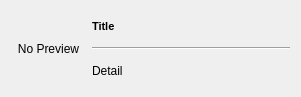
First picture: the form in ui/item.ui, repository iceanimations/customui, before the edit.
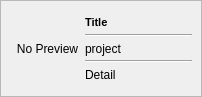
Second picture: the form after the edit.

The edit to the form file:
```diff
--- a/ui/item.ui
+++ b/ui/item.ui
@@ -1,19 +1,31 @@
 <?xml version="1.0" encoding="UTF-8"?>
 <ui version="4.0">
- <class>Form</class>
- <widget class="QWidget" name="Form">
+ <class>Frame</class>
+ <widget class="QFrame" name="Frame">
   <property name="geometry">
    <rect>
     <x>0</x>
     <y>0</y>
-    <width>301</width>
-    <height>95</height>
+    <width>202</width>
+    <height>97</height>
    </rect>
   </property>
   <property name="windowTitle">
-   <string>Form</string>
+   <string>Frame</string>
+  </property>
+  <property name="frameShape">
+   <enum>QFrame::StyledPanel</enum>
+  </property>
+  <property name="frameShadow">
+   <enum>QFrame::Plain</enum>
   </property>
   <layout class="QVBoxLayout" name="verticalLayout_2">
+   <property name="spacing">
+    <number>0</number>
+   </property>
+   <property name="margin">
+    <number>9</number>
+   </property>
    <item>
     <layout class="QHBoxLayout" name="horizontalLayout">
      <item>
@@ -36,6 +48,9 @@
          <height>75</height>
         </size>
        </property>
+       <property name="frameShape">
+        <enum>QFrame::NoFrame</enum>
+       </property>
        <property name="text">
         <string>No Preview</string>
        </property>
@@ -63,6 +78,20 @@
          </property>
         </widget>
        </item>
+       <item>
+        <widget class="Line" name="line_2">
+         <property name="orientation">
+          <enum>Qt::Horizontal</enum>
+         </property>
+        </widget>
+       </item>
+       <item>
+        <widget class="QLabel" name="projectLabel">
+         <property name="text">
+          <string>project</string>
+         </property>
+        </widget>
+       </item>
        <item>
         <widget class="Line" name="line">
          <property name="orientation">
```
